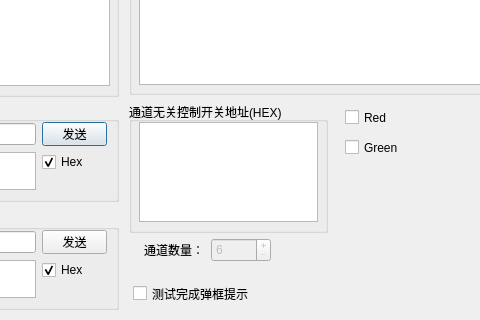
Old version of the form DialogConfig.ui in the repository wlffeng2008/PX-ZBV100; both pictures show x 341 to 821 and y 350 to 670 of the 950 by 670 pixel window.
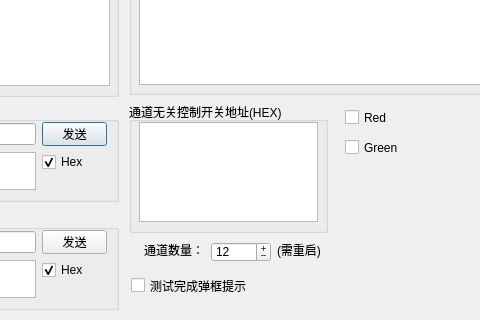
New version of the form.

```diff
--- a/DialogConfig.ui
+++ b/DialogConfig.ui
@@ -345,14 +345,14 @@
   </widget>
   <widget class="QSpinBox" name="spinBox">
    <property name="enabled">
-    <bool>false</bool>
+    <bool>true</bool>
    </property>
    <property name="geometry">
     <rect>
      <x>552</x>
-     <y>588</y>
+     <y>592</y>
      <width>60</width>
-     <height>24</height>
+     <height>20</height>
     </rect>
    </property>
    <property name="buttonSymbols">
@@ -362,10 +362,10 @@
     <number>6</number>
    </property>
    <property name="maximum">
-    <number>36</number>
+    <number>48</number>
    </property>
    <property name="value">
-    <number>6</number>
+    <number>12</number>
    </property>
   </widget>
   <widget class="QLabel" name="label">
@@ -413,8 +413,8 @@
   <widget class="QCheckBox" name="checkBoxNoitfy">
    <property name="geometry">
     <rect>
-     <x>474</x>
-     <y>634</y>
+     <x>472</x>
+     <y>626</y>
      <width>191</width>
      <height>19</height>
     </rect>
@@ -423,6 +423,22 @@
     <string>测试完成弹框提示</string>
    </property>
   </widget>
+  <widget class="QLabel" name="label_6">
+   <property name="geometry">
+    <rect>
+     <x>618</x>
+     <y>590</y>
+     <width>73</width>
+     <height>20</height>
+    </rect>
+   </property>
+   <property name="text">
+    <string>(需重启)</string>
+   </property>
+   <property name="alignment">
+    <set>Qt::AlignmentFlag::AlignLeading|Qt::AlignmentFlag::AlignLeft|Qt::AlignmentFlag::AlignVCenter</set>
+   </property>
+  </widget>
  </widget>
  <resources/>
  <connections/>
```
